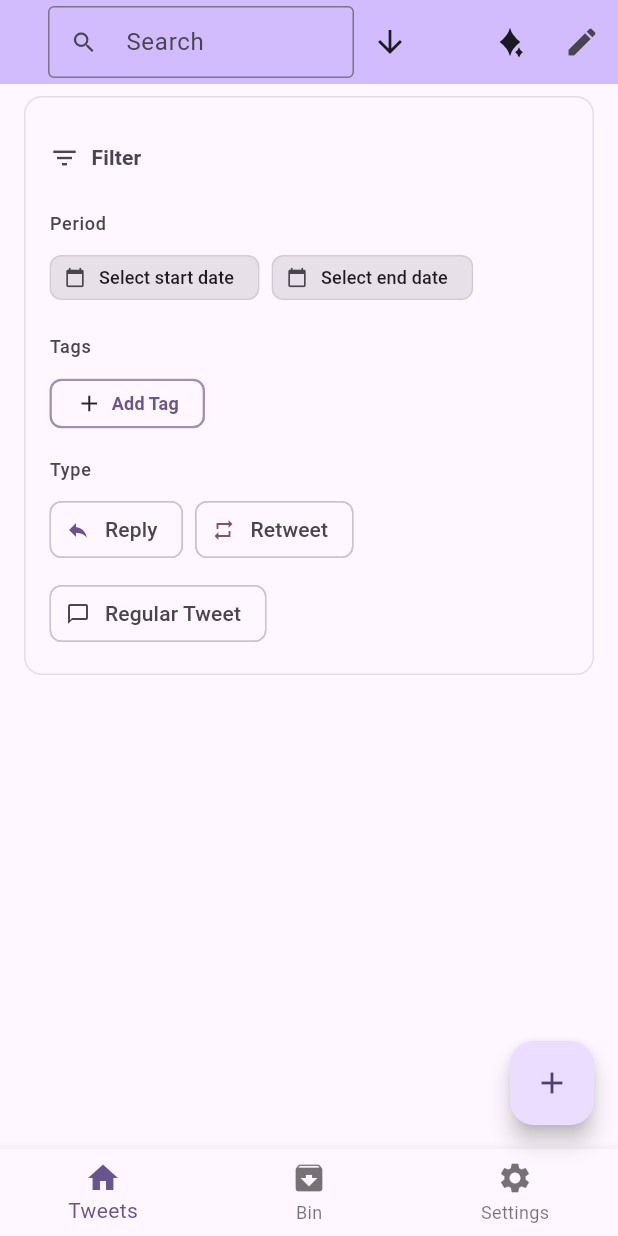
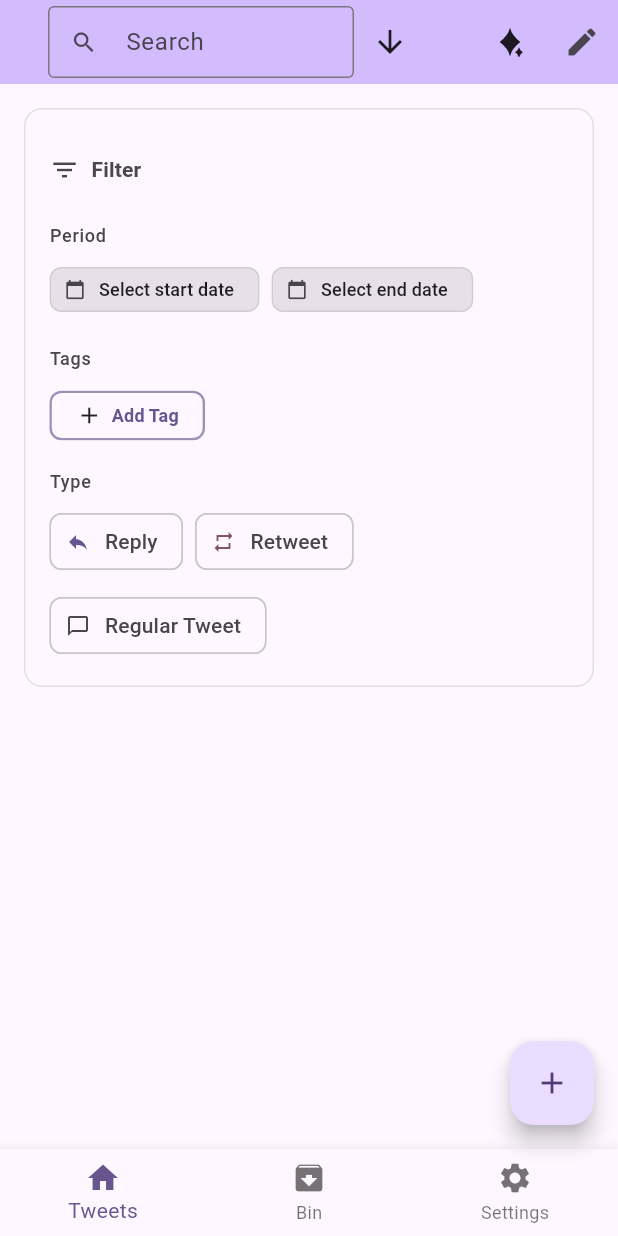
Before and after one commit to nozomi-hiragi/TweetHistory, a Flutter app: the screen it shows after launch, on a phone screen of 412 x 824 dp. Run offline on Flutter 3.47's test engine with Material 3 defaults, Android fonts, the light colour scheme and no system bars; our stand-ins replace file_picker, flutter_hooks, flutter_svg, freezed_annotation, hooks_riverpod, package_info_plus and 4 more; missing offline and left inert: dart:js_interop, idb_shim, idb_sqflite, langchain, langchain_ollama; accounts and stored records are empty.

Commit message:
refactor: Improve layout handling in TweetsScreen and adjust padding in FilterSection

```diff
--- a/lib/features/tweets/tweets_screen.dart
+++ b/lib/features/tweets/tweets_screen.dart
@@ -7,17 +7,45 @@ import 'ui/tweets_list.dart';
 class TweetsScreen extends StatelessWidget {
   const TweetsScreen({super.key});
 
+  static const _appBar = TweetsAppBar();
+  static const _filterSection = FilterSection();
+  static const _tweetsList = TweetsList();
+
   @override
-  Widget build(BuildContext context) => const Scaffold(
-    appBar: TweetsAppBar(),
-    body: Column(
+  Widget build(BuildContext context) {
+    return Scaffold(
+      appBar: _appBar,
+      body: LayoutBuilder(
+        builder: (context, constraints) {
+          final isWideScreen = constraints.maxWidth >= 768;
+
+          if (isWideScreen) {
+            return const Row(
+              crossAxisAlignment: CrossAxisAlignment.start,
+              children: [
+                SizedBox(
+                  width: 320,
+                  child: Padding(
+                    padding: EdgeInsets.all(16.0),
+                    child: SingleChildScrollView(child: _filterSection),
+                  ),
+                ),
+                Expanded(child: _tweetsList),
+              ],
+            );
+          } else {
+            return const Column(
               children: [
                 Padding(
-          padding: EdgeInsets.symmetric(vertical: 8.0),
-          child: FilterSection(),
+                  padding: EdgeInsets.fromLTRB(16, 16, 16, 0),
+                  child: _filterSection,
                 ),
-        Expanded(child: TweetsList()),
+                Expanded(child: _tweetsList),
               ],
+            );
+          }
+        },
       ),
     );
   }
+}
--- a/lib/features/tweets/ui/filter_section/filter_section.dart
+++ b/lib/features/tweets/ui/filter_section/filter_section.dart
@@ -43,7 +43,6 @@ class FilterSection extends ConsumerWidget {
           color: theme.colorScheme.outline.withValues(alpha: 0.2),
         ),
       ),
-      margin: const EdgeInsets.symmetric(horizontal: 16.0),
       padding: const EdgeInsets.all(16.0),
       child: Column(
         crossAxisAlignment: CrossAxisAlignment.start,
```
Lines whose indentation alone changed are shown as unchanged.
